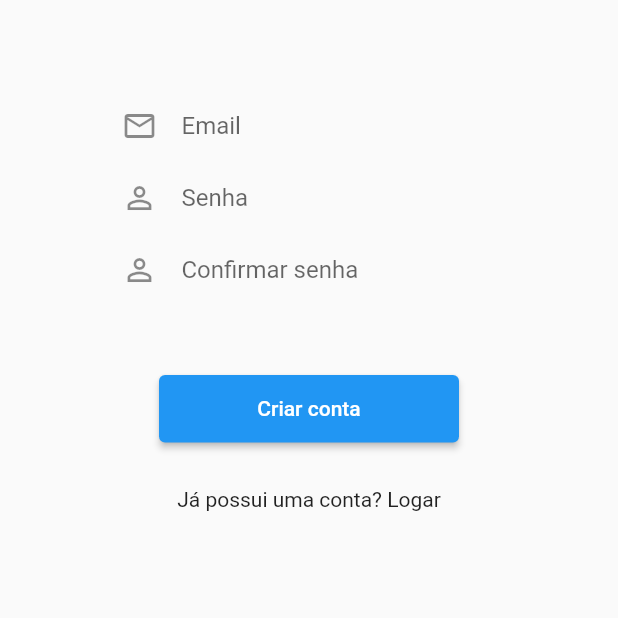
After one commit to M7WDev/LoginSystem, a Flutter app: the screen it shows after launch, after a tap on "Não tem uma conta criada? Criar", on a phone screen of 412 x 824 dp, the top half of it. The commit adds this screen. Run offline on Flutter 3.47's test engine with Material 2 defaults, Android fonts, the phone set to English and light mode, and no system bars.

Commit message:
Basic login system created and screen create account created.

```diff
--- a/lib/loginPage/loginScreen.dart
+++ b/lib/loginPage/loginScreen.dart
@@ -1,6 +1,7 @@
 // ignore_for_file: camel_case_types
 
 import 'package:flutter/material.dart';
+import 'package:login/signupPage/signupScreen.dart';
 
 class loginPage extends StatefulWidget {
   const loginPage({super.key});
@@ -9,9 +10,16 @@ class loginPage extends StatefulWidget {
   State<loginPage> createState() => _loginPageState();
 }
 
-bool check1 = true;
+final TextEditingController emailController = TextEditingController();
+final TextEditingController passwordController = TextEditingController();
+
+String wrongmessage = '';
+bool check1 = false;
+
+@override
 _containerEmail() {
   return TextField(
+    controller: emailController,
     decoration: InputDecoration(
         border: InputBorder.none,
         icon: Icon(Icons.email_outlined),
@@ -24,6 +32,7 @@ _containerPassword() {
   return Column(
     children: [
       TextField(
+        controller: passwordController,
         decoration: InputDecoration(
           border: InputBorder.none,
           icon: Icon(Icons.person_outline),
@@ -36,14 +45,26 @@ _containerPassword() {
   );
 }
 
-_loginButton() {
+//TODO check if the account exists and the credentials match
+
+_loginButton(BuildContext context) {
   return Padding(
     padding: const EdgeInsets.all(30.0),
     child: SizedBox(
       height: 45,
       width: 200,
       child: ElevatedButton(
-        onPressed: null,
+        onPressed: () {
+          if (emailController.text != 'vasco' &&
+              passwordController.text != 'vasco') {
+            return;
+          } else {
+            Navigator.push(
+              context,
+              MaterialPageRoute(builder: (context) => loginPage()),
+            );
+          }
+        },
         style: ButtonStyle(
           backgroundColor: MaterialStateProperty.all(Colors.blue),
         ),
@@ -53,7 +74,25 @@ _loginButton() {
   );
 }
 
+_redirectToSignupScreen(context) {
+  return GestureDetector(
+    onTap: () {
+      Navigator.push(
+        context,
+        MaterialPageRoute(builder: (context) => signupScreen()),
+      );
+    },
+    child: Text('Não tem uma conta criada? Criar'),
+  );
+}
+
 class _loginPageState extends State<loginPage> {
+  void dispose() {
+    emailController.dispose();
+    passwordController.dispose();
+    super.dispose();
+  }
+
   @override
   Widget build(BuildContext context) {
     return Scaffold(
@@ -94,7 +133,8 @@ class _loginPageState extends State<loginPage> {
             ),
           ),
           SizedBox(height: 10),
-          _loginButton(),
+          _loginButton(context),
+          _redirectToSignupScreen(context),
         ],
       ),
     );
--- /dev/null
+++ b/lib/signupPage/signupScreen.dart
@@ -0,0 +1,116 @@
+import 'package:flutter/material.dart';
+import 'package:login/loginPage/loginScreen.dart';
+
+class signupScreen extends StatefulWidget {
+  const signupScreen({super.key});
+
+  @override
+  State<signupScreen> createState() => _signupScreenState();
+}
+//TODO confirm that what is placed is an email and add controller
+
+_containerEmail() {
+  return TextField(
+    decoration: InputDecoration(
+        border: InputBorder.none,
+        icon: Icon(Icons.email_outlined),
+        hintText: 'Email'),
+    keyboardType: TextInputType.emailAddress,
+  );
+}
+
+//TODO check the password size and add controller
+
+_containerPassword() {
+  return TextField(
+    decoration: InputDecoration(
+        border: InputBorder.none,
+        icon: Icon(Icons.person_outline),
+        hintText: 'Senha'),
+    keyboardType: TextInputType.emailAddress,
+    obscureText: true,
+  );
+}
+
+//TODO check whether passwords check and add controller
+
+_containerPasswordConfirm() {
+  return TextField(
+    decoration: InputDecoration(
+        border: InputBorder.none,
+        icon: Icon(Icons.person_outline),
+        hintText: 'Confirmar senha'),
+    keyboardType: TextInputType.emailAddress,
+    obscureText: true,
+  );
+}
+
+//TODO check that the fields are not empty and create the account with firebase
+
+_signupButton(BuildContext context) {
+  return Padding(
+    padding: const EdgeInsets.all(30.0),
+    child: SizedBox(
+      height: 45,
+      width: 200,
+      child: ElevatedButton(
+        onPressed: () {
+          if (emailController.text != 'vasco' &&
+              passwordController.text != 'vasco') {
+            return;
+          } else {
+            Navigator.push(
+              context,
+              MaterialPageRoute(builder: (context) => signupScreen()),
+            );
+          }
+        },
+        style: ButtonStyle(
+          backgroundColor: MaterialStateProperty.all(Colors.blue),
+        ),
+        child: Text("Criar conta"),
+      ),
+    ),
+  );
+}
+
+_redirectToLoginScreen(context) {
+  return GestureDetector(
+    onTap: () {
+      Navigator.push(
+        context,
+        MaterialPageRoute(builder: (context) => loginPage()),
+      );
+    },
+    child: Text('Já possui uma conta? Logar'),
+  );
+}
+
+class _signupScreenState extends State<signupScreen> {
+  @override
+  Widget build(BuildContext context) {
+    return Scaffold(
+      body: Column(
+        children: [
+          SizedBox(height: 60),
+          Center(
+            child: Container(
+              height: 150,
+              width: 250,
+              child: Column(
+                children: [
+                  _containerEmail(),
+                  _containerPassword(),
+                  _containerPasswordConfirm(),
+                ],
+              ),
+            ),
+          ),
+          SizedBox(height: 10),
+          _signupButton(context),
+          _redirectToLoginScreen(context),
+        ],
+      ),
+    );
+  }
+}
```
